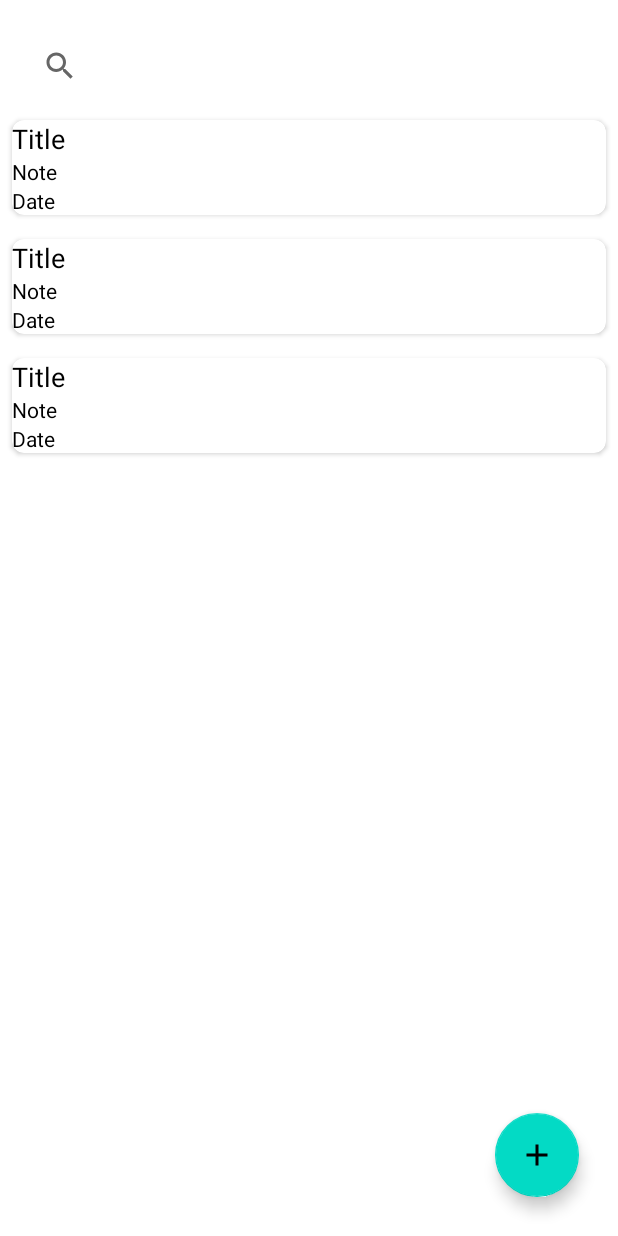
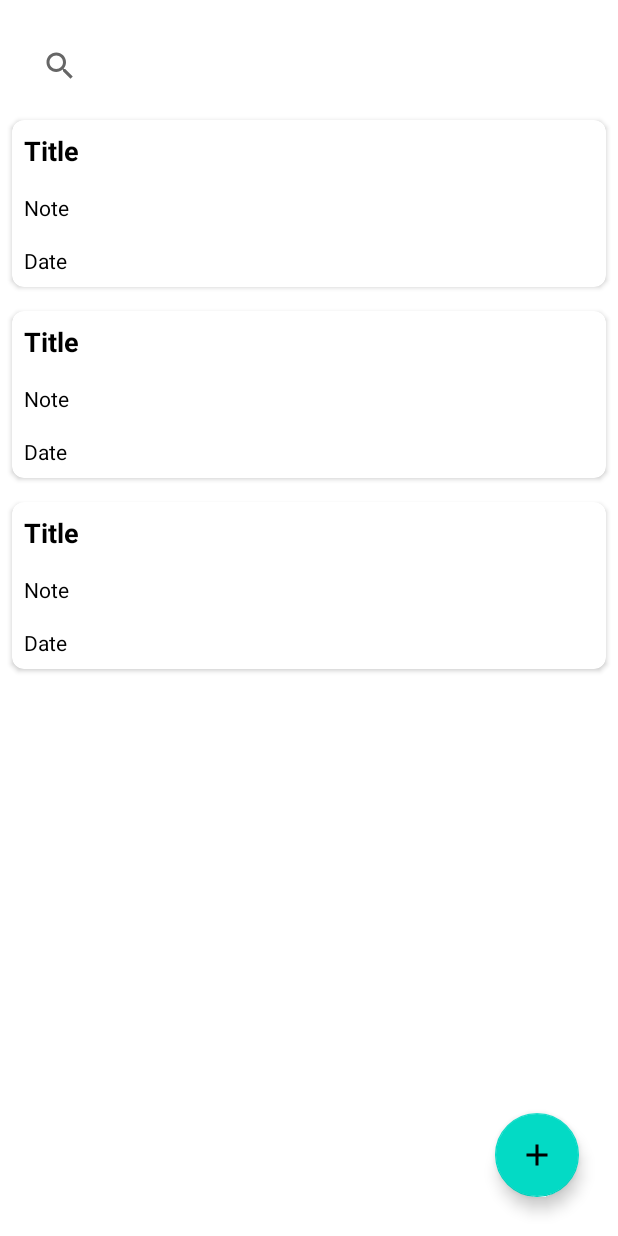
Before and after one commit to hftamayo/kotlinnotes, an Android app: the layout activity_main.xml on its own in the app's theme, with its tools: preview values and no code run, on a phone screen of 412 x 824 dp. Run offline under Robolectric (Android 15) with nearby library versions, the phone set to English and light mode, and no system bars.

Commit message:
improving visibility on each task

```diff
--- a/app/src/main/res/layout/list_item.xml
+++ b/app/src/main/res/layout/list_item.xml
@@ -22,25 +22,41 @@
                 android:layout_width="match_parent"
                 android:layout_height="wrap_content"
                 android:layout_alignParentStart="true"
+                android:ellipsize="marquee"
+                android:marqueeRepeatLimit="marquee_forever"
+                android:padding="8dp"
+                android:scrollHorizontally="true"
+                android:singleLine="true"
                 android:text="Title"
                 android:textColor="@color/black"
-                android:textSize="18sp" />
+                android:textSize="18sp"
+                android:textStyle="bold"
+                />
         </RelativeLayout>
 
         <TextView
             android:id="@+id/tv_note"
             android:layout_width="match_parent"
             android:layout_height="wrap_content"
-            android:layout_alignParentStart="true"
+            android:maxLines="10"
+            android:padding="8dp"
+            android:textStyle="normal"
             android:text="Note"
             android:textColor="@color/black"
-            android:textSize="14sp" />
+            android:textSize="14sp"
+            />
 
         <TextView
             android:id="@+id/tv_date"
             android:layout_width="match_parent"
             android:layout_height="wrap_content"
-            android:layout_alignParentStart="true"
+            android:singleLine="true"
+            android:ellipsize="marquee"
+            android:marqueeRepeatLimit="marquee_forever"
+            android:scrollHorizontally="true"
+            android:textStyle="normal"
+            android:maxLines="10"
+            android:padding="8dp"
             android:text="Date"
             android:textColor="@color/black"
             android:textSize="14sp" />
```
